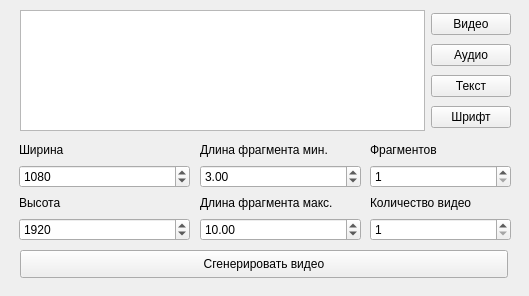
This is youtube_shorts/application/design/main_window.ui in timur-danilchenko/ffmpeg-video-generator as Qt 5 draws it before an edit. The edited form follows.
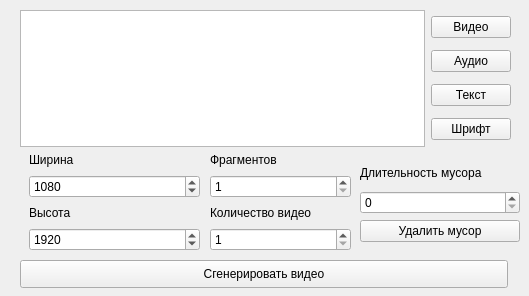
This is the edited form.

Commit message: Added delete trash option

Patch:
```diff
--- a/youtube_shorts/application/design/main_window.ui
+++ b/youtube_shorts/application/design/main_window.ui
@@ -14,57 +14,11 @@
    <string>Загрузчик видео</string>
   </property>
   <widget class="QWidget" name="centralwidget">
-   <widget class="QWidget" name="verticalLayoutWidget">
-    <property name="geometry">
-     <rect>
-      <x>200</x>
-      <y>140</y>
-      <width>161</width>
-      <height>101</height>
-     </rect>
-    </property>
-    <layout class="QVBoxLayout" name="videoDelaySettings">
-     <item>
-      <widget class="QLabel" name="videoDelayMinLabel">
-       <property name="text">
-        <string>Длина фрагмента мин.</string>
-       </property>
-      </widget>
-     </item>
-     <item>
-      <widget class="QDoubleSpinBox" name="videoDelayMinSpinBox">
-       <property name="singleStep">
-        <double>0.100000000000000</double>
-       </property>
-       <property name="value">
-        <double>3.000000000000000</double>
-       </property>
-      </widget>
-     </item>
-     <item>
-      <widget class="QLabel" name="videoDelayMaxLabel">
-       <property name="text">
-        <string>Длина фрагмента макс.</string>
-       </property>
-      </widget>
-     </item>
-     <item>
-      <widget class="QDoubleSpinBox" name="videoDelayMaxSpinBox">
-       <property name="singleStep">
-        <double>0.100000000000000</double>
-       </property>
-       <property name="value">
-        <double>10.000000000000000</double>
-       </property>
-      </widget>
-     </item>
-    </layout>
-   </widget>
    <widget class="QWidget" name="verticalLayoutWidget_7">
     <property name="geometry">
      <rect>
-      <x>370</x>
-      <y>140</y>
+      <x>210</x>
+      <y>150</y>
       <width>141</width>
       <height>101</height>
      </rect>
@@ -109,8 +63,8 @@
    <widget class="QWidget" name="verticalLayoutWidget_2">
     <property name="geometry">
      <rect>
-      <x>19</x>
-      <y>140</y>
+      <x>29</x>
+      <y>150</y>
       <width>171</width>
       <height>101</height>
      </rect>
@@ -164,7 +118,7 @@
       <x>20</x>
       <y>10</y>
       <width>491</width>
-      <height>121</height>
+      <height>137</height>
      </rect>
     </property>
     <layout class="QHBoxLayout" name="assets">
@@ -209,7 +163,7 @@
     <property name="geometry">
      <rect>
       <x>20</x>
-      <y>250</y>
+      <y>260</y>
       <width>488</width>
       <height>28</height>
      </rect>
@@ -218,6 +172,35 @@
      <string>Сгенерировать видео</string>
     </property>
    </widget>
+   <widget class="QWidget" name="verticalLayoutWidget">
+    <property name="geometry">
+     <rect>
+      <x>360</x>
+      <y>160</y>
+      <width>160</width>
+      <height>82</height>
+     </rect>
+    </property>
+    <layout class="QVBoxLayout" name="verticalLayout">
+     <item>
+      <widget class="QLabel" name="TrashDurationLabel">
+       <property name="text">
+        <string>Длительность мусора</string>
+       </property>
+      </widget>
+     </item>
+     <item>
+      <widget class="QSpinBox" name="TrashDurationSpinBox"/>
+     </item>
+     <item>
+      <widget class="QPushButton" name="DeleteTrashButton">
+       <property name="text">
+        <string>Удалить мусор</string>
+       </property>
+      </widget>
+     </item>
+    </layout>
+   </widget>
   </widget>
  </widget>
  <resources/>
```
Left out of the diff: 2 changed lines with no effect on the pictures. The commit also changes 3 other files.
